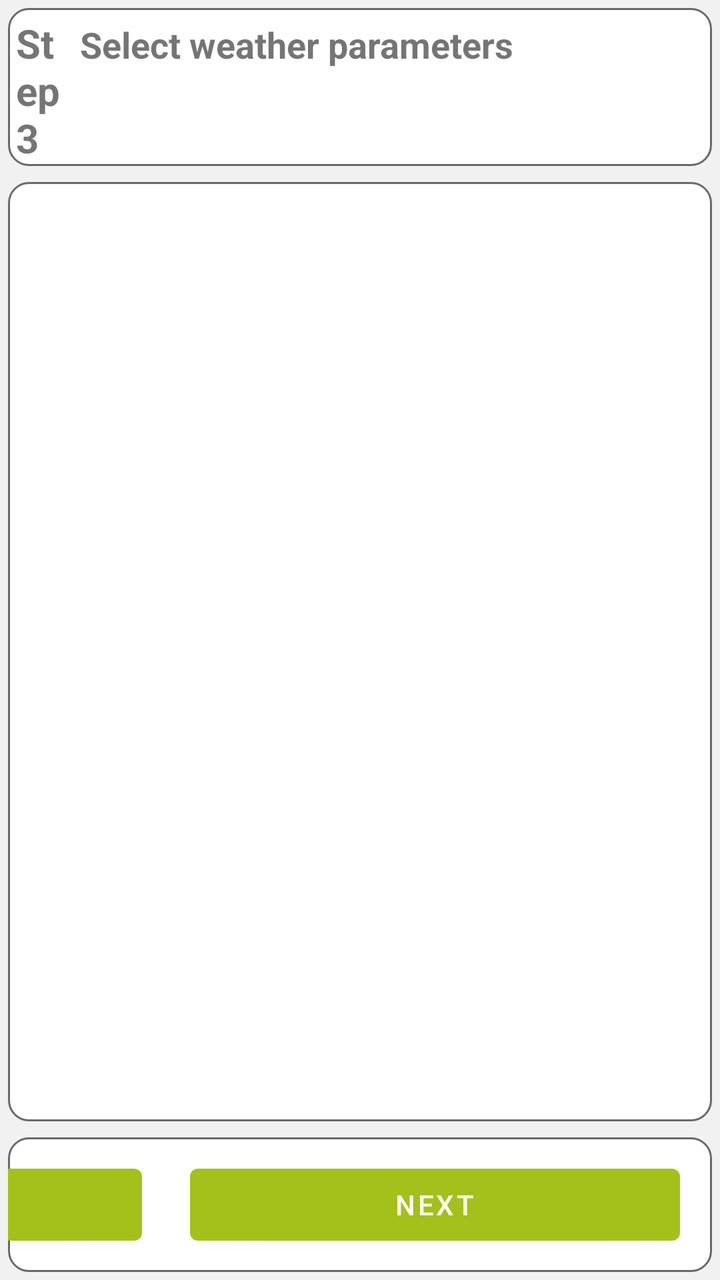
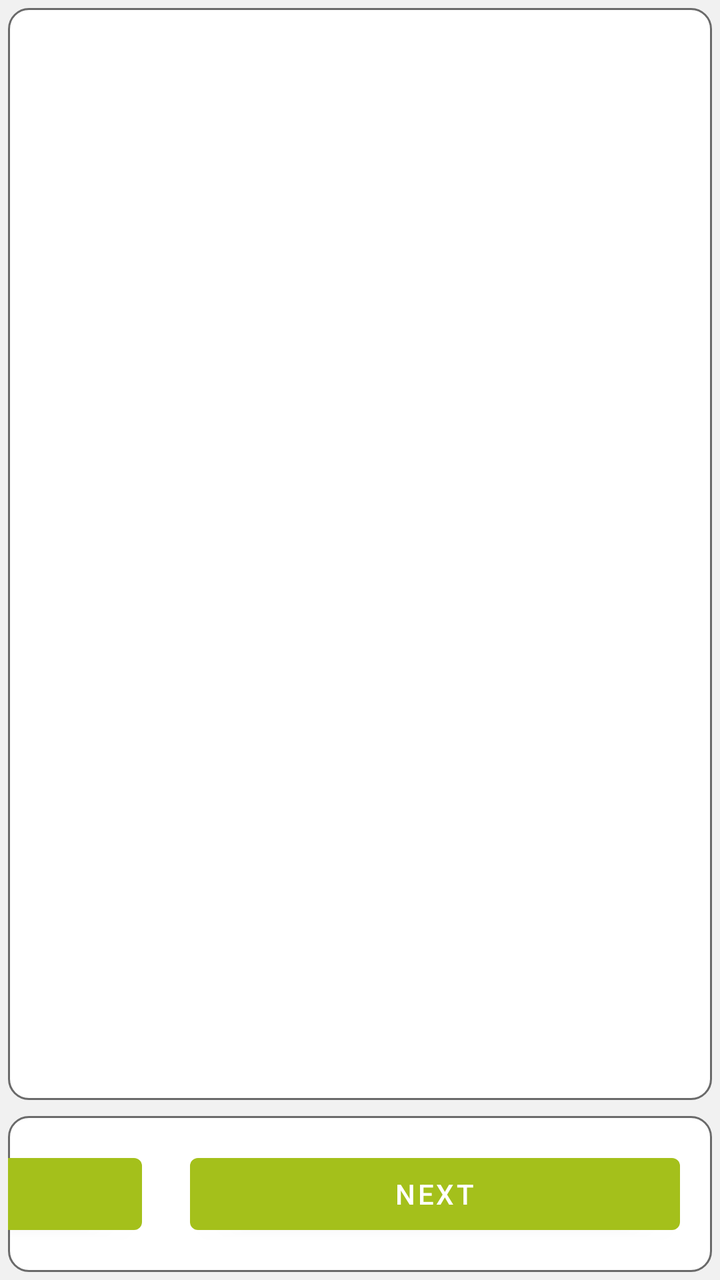

An Android layout rendered at two revisions. The XML below is the earlier revision; the diff shows what the commit changed to produce the second picture.
<!-- AndroidManifest.xml: application theme AppTheme -->
<!-- res/layout/fragment_creator_weather.xml -->
<?xml version="1.0" encoding="utf-8"?>
<layout xmlns:android="http://schemas.android.com/apk/res/android">

    <data>

        <variable
            name="viewModel"
            type="eu.agribot.agribotapp.ui.fragment.taskcreator.weatherselect.CreatorWeatherSelectViewModel" />
    </data>

    <LinearLayout
        android:layout_width="match_parent"
        android:layout_height="match_parent"
        android:background="@color/background_gray"
        android:orientation="vertical">

        <LinearLayout
            android:layout_width="match_parent"
            android:layout_height="12dp"
            android:layout_margin="@dimen/margin_small"
            android:layout_weight="1"
            android:background="@drawable/rounded_corner_layout"
            android:orientation="horizontal">

            <TextView
                android:layout_width="match_parent"
                android:layout_height="wrap_content"
                android:layout_margin="@dimen/margin_small"
                android:layout_weight="10"
                android:text="@string/step_3"
                android:textSize="@dimen/text_size_xlarge"
                android:textStyle="bold" />

            <TextView
                android:layout_width="match_parent"
                android:layout_height="wrap_content"
                android:layout_margin="@dimen/margin_small"
                android:layout_weight="1"

                android:text="@string/select_weather_parameters"
                android:textSize="@dimen/text_size_large"
                android:textStyle="bold" />


        </LinearLayout>

        <LinearLayout
            android:layout_width="match_parent"
            android:layout_height="0dp"
            android:layout_weight="7"
            android:layout_margin="@dimen/margin_small"
            android:background="@drawable/rounded_corner_layout">

            <androidx.recyclerview.widget.RecyclerView
                android:id="@+id/weather_settings_recycler"
                android:layout_width="match_parent"
                android:layout_height="wrap_content"
                android:layout_gravity="center"
                android:isScrollContainer="false"
                android:nestedScrollingEnabled="false"
                android:overScrollMode="never" />

        </LinearLayout>

        <LinearLayout
            android:layout_width="match_parent"
            android:layout_height="0dp"
            android:layout_weight="1"
            android:layout_margin="@dimen/margin_small"
            android:background="@drawable/rounded_corner_layout"
            android:gravity="end"
            android:orientation="horizontal">

            <TextView
                android:layout_width="100dp"
                android:layout_height="wrap_content"
                android:layout_gravity="center"
                android:layout_marginHorizontal="@dimen/margin_large"
                android:text="@string/configuration_progress" />

            <ProgressBar
                style="@style/Widget.AppCompat.ProgressBar.Horizontal"
                android:layout_width="245dp"
                android:layout_height="wrap_content"
                android:padding="@dimen/margin_large"
                android:layout_gravity="center"
                android:layout_marginHorizontal="@dimen/margin_large"
                android:progress="75" />


            <com.google.android.material.button.MaterialButton
                android:layout_width="245dp"
                android:layout_height="wrap_content"
                android:layout_margin="@dimen/margin_medium"
                android:layout_gravity="center"
                android:onClick="@{()-> viewModel.onPreviousButtonClicked()}"
                android:text="@string/back_button" />

            <com.google.android.material.button.MaterialButton
                android:layout_width="245dp"
                android:layout_height="wrap_content"
                android:layout_gravity="center"
                android:layout_marginHorizontal="@dimen/margin_large"
                android:layout_marginVertical="@dimen/margin_medium"
                android:onClick="@{()-> viewModel.onNextButtonClicked()}"
                android:text="@string/next_button" />


        </LinearLayout>

    </LinearLayout>


</layout>
<!-- resources referenced by this layout -->
<resources>
  <color name="background_gray">#f1f1f1</color>
  <dimen name="margin_large">16dp</dimen>
  <dimen name="margin_medium">8dp</dimen>
  <dimen name="margin_small">4dp</dimen>
  <dimen name="text_size_large">18sp</dimen>
  <dimen name="text_size_xlarge">20sp</dimen>
  <!-- drawable rounded_corner_layout (drawable-mdpi) -->
  <?xml version="1.0" encoding="utf-8"?>
  <shape xmlns:android="http://schemas.android.com/apk/res/android">
  
      <solid android:color="@android:color/white"/>
      <corners android:radius="10dp"/>
      <stroke
          android:width="1dp"
          android:color="@color/gray" />
  
  </shape>
  <string name="back_button">Powrót</string>
  <string name="configuration_progress">Postęp konfiguracji</string>
  <string name="next_button">Next</string>
  <string name="select_weather_parameters">Select weather parameters</string>
  <string name="step_3">Step 3</string>
  <style name="AppTheme" parent="Theme.MaterialComponents.Light.DarkActionBar">
          
          <item name="colorPrimary">@color/colorPrimary</item>
          <item name="colorPrimaryDark">@color/colorPrimaryDark</item>
          <item name="colorAccent">@color/colorAccent</item>
      </style>
  <color name="gray">#6A6A6A</color>
  <color name="colorPrimary">@color/base_green</color>
  <color name="colorPrimaryDark">@color/base_green_darker</color>
  <color name="colorAccent">@color/gray</color>
  <color name="base_green">#a4c01b</color>
  <color name="base_green_darker">#839915</color>
</resources>

<!-- the commit's change to res/layout/fragment_creator_weather.xml (unified diff, before → after) -->
@@ -13,36 +13,6 @@
         android:layout_height="match_parent"
         android:background="@color/background_gray"
         android:orientation="vertical">
-
-        <LinearLayout
-            android:layout_width="match_parent"
-            android:layout_height="12dp"
-            android:layout_margin="@dimen/margin_small"
-            android:layout_weight="1"
-            android:background="@drawable/rounded_corner_layout"
-            android:orientation="horizontal">
-
-            <TextView
-                android:layout_width="match_parent"
-                android:layout_height="wrap_content"
-                android:layout_margin="@dimen/margin_small"
-                android:layout_weight="10"
-                android:text="@string/step_3"
-                android:textSize="@dimen/text_size_xlarge"
-                android:textStyle="bold" />
-
-            <TextView
-                android:layout_width="match_parent"
-                android:layout_height="wrap_content"
-                android:layout_margin="@dimen/margin_small"
-                android:layout_weight="1"
-
-                android:text="@string/select_weather_parameters"
-                android:textSize="@dimen/text_size_large"
-                android:textStyle="bold" />
-
-
-        </LinearLayout>
 
         <LinearLayout
             android:layout_width="match_parent"
<!-- resource entries referenced after the edit -->
@@ -4,8 +4,6 @@
   <dimen name="margin_large">16dp</dimen>
   <dimen name="margin_medium">8dp</dimen>
   <dimen name="margin_small">4dp</dimen>
-  <dimen name="text_size_large">18sp</dimen>
-  <dimen name="text_size_xlarge">20sp</dimen>
   <!-- drawable rounded_corner_layout (drawable-mdpi) -->
   <?xml version="1.0" encoding="utf-8"?>
   <shape xmlns:android="http://schemas.android.com/apk/res/android">
@@ -20,8 +18,6 @@
   <string name="back_button">Powrót</string>
   <string name="configuration_progress">Postęp konfiguracji</string>
   <string name="next_button">Next</string>
-  <string name="select_weather_parameters">Select weather parameters</string>
-  <string name="step_3">Step 3</string>
   <style name="AppTheme" parent="Theme.MaterialComponents.Light.DarkActionBar">
           
           <item name="colorPrimary">@color/colorPrimary</item>
